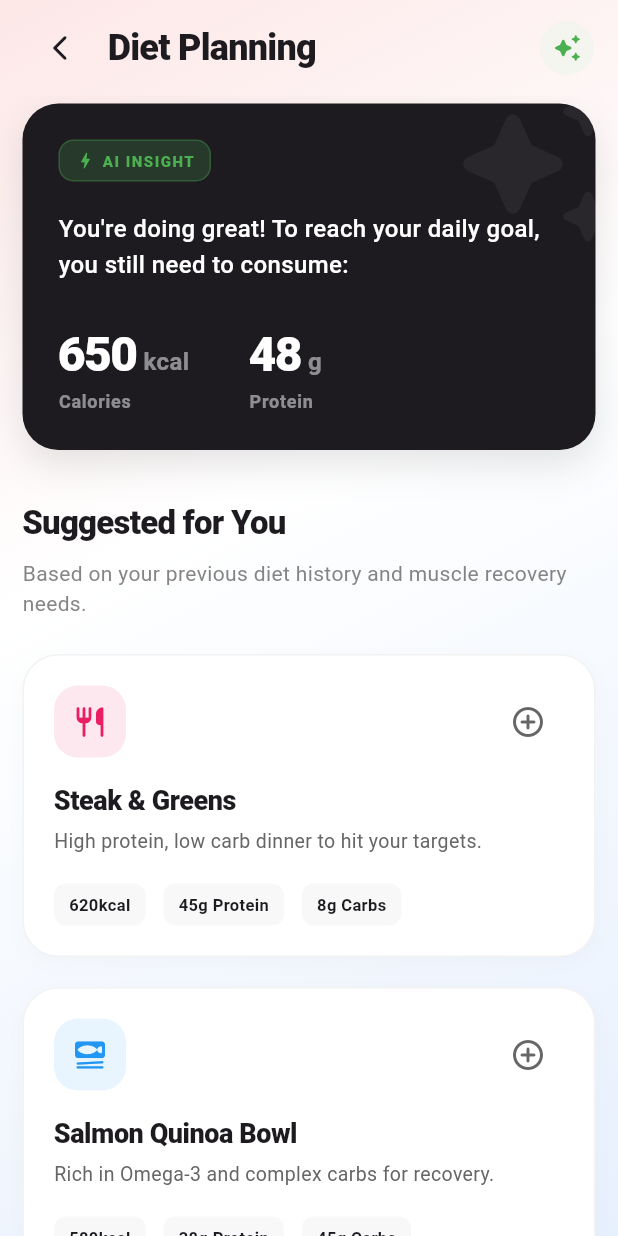
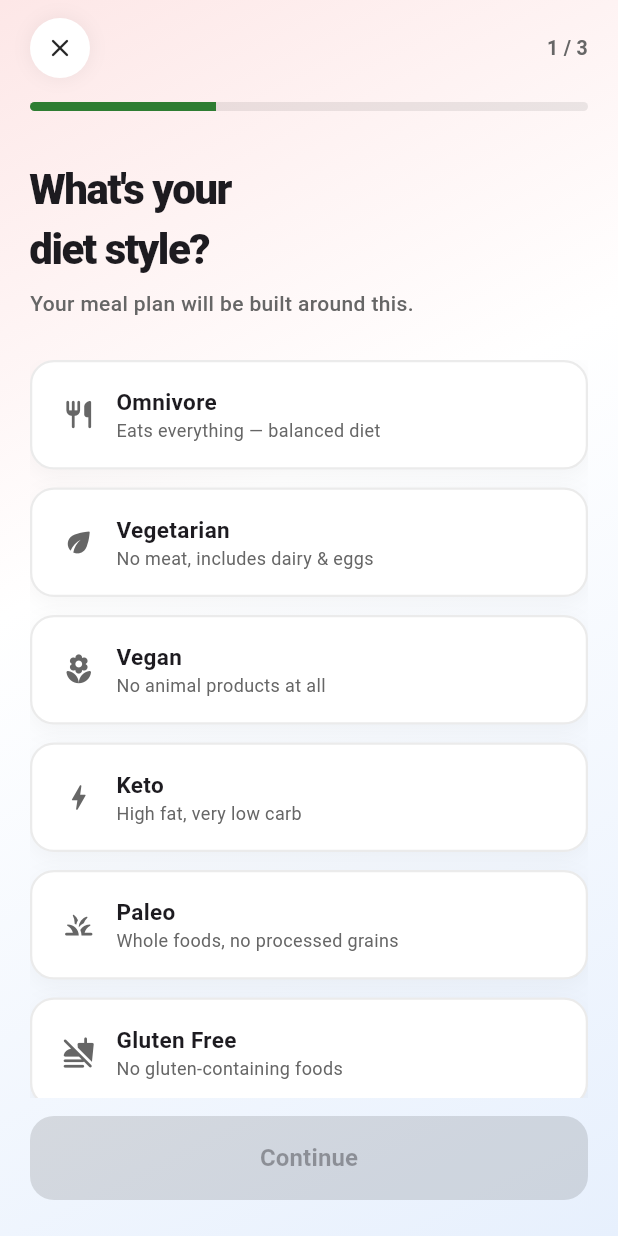
Before and after one commit to sanjaysagar12/ai_heracle_fit, a Flutter app: the DashboardScreen screen opened directly, after a tap on "AI Plan", on a phone screen of 412 x 824 dp. Run offline on Flutter 3.47's test engine with Material 3 defaults, Android fonts, the light colour scheme and no system bars; our stand-ins replace dio, firebase_auth, firebase_core, google_sign_in, shared_preferences; accounts and stored records are empty; network calls fail.

Commit message:
feat: Implement diet preferences screen, model, and service, and introduce an AI cards section.

```diff
--- /dev/null
+++ b/lib/core/models/diet_preferences.dart
@@ -0,0 +1,18 @@
+class DietPreferences {
+  final String
+  dietaryPreference; // vegan | vegetarian | keto | paleo | omnivore | gluten_free
+  final double dailyWaterLitres; // e.g. 2.5
+  final int mealsPerDay; // 2 | 3 | 4 | 5 | 6
+
+  const DietPreferences({
+    required this.dietaryPreference,
+    required this.dailyWaterLitres,
+    required this.mealsPerDay,
+  });
+
+  Map<String, dynamic> toJson() => {
+    'dietaryPreference': dietaryPreference,
+    'dailyWaterLitres': dailyWaterLitres,
+    'mealsPerDay': mealsPerDay,
+  };
+}
--- /dev/null
+++ b/lib/core/services/diet_service.dart
@@ -0,0 +1,42 @@
+import 'dart:convert';
+import 'package:ai_heracle_fit/core/models/diet_preferences.dart';
+import 'package:ai_heracle_fit/core/services/api_client.dart';
+
+class DietService {
+  DietService._();
+  static final DietService instance = DietService._();
+
+  /// GET /api/diet/today
+  /// Returns null when the user has no diet plan yet.
+  Future<Map<String, dynamic>?> fetchTodayDiet() async {
+    try {
+      final response = await ApiClient.instance.get('/api/diet/today');
+      if (response.statusCode == 204 || response.data == null) return null;
+      if (response.statusCode == 200) {
+        final raw = response.data;
+        if (raw is Map) return Map<String, dynamic>.from(raw);
+        if (raw is String) {
+          final decoded = jsonDecode(raw);
+          if (decoded is Map) return Map<String, dynamic>.from(decoded);
+        }
+      }
+    } catch (e) {
+      print('[DietService] fetchTodayDiet error: $e');
+    }
+    return null;
+  }
+
+  /// POST /api/diet/preferences
+  Future<bool> savePreferences(DietPreferences prefs) async {
+    try {
+      final response = await ApiClient.instance.post(
+        '/api/diet/preferences',
+        data: prefs.toJson(),
+      );
+      return response.statusCode == 200 || response.statusCode == 201;
+    } catch (e) {
+      print('[DietService] savePreferences error: $e');
+      return false;
+    }
+  }
+}
--- a/lib/page/dashboard/widgets/ai_cards_section.dart
+++ b/lib/page/dashboard/widgets/ai_cards_section.dart
@@ -1,8 +1,10 @@
 import 'package:flutter/material.dart';
 import 'package:ai_heracle_fit/core/theme.dart';
 import 'package:ai_heracle_fit/core/models/workout_card_data.dart';
+import 'package:ai_heracle_fit/core/services/diet_service.dart';
 import 'package:ai_heracle_fit/core/services/workout_card_service.dart';
 import 'package:ai_heracle_fit/page/diet_planning/diet_planning_screen.dart';
+import 'package:ai_heracle_fit/page/diet_planning/diet_preferences_screen.dart';
 import 'package:ai_heracle_fit/page/set_goal/set_goal_screen.dart';
 import 'package:ai_heracle_fit/page/sleep_coach/sleep_coach_screen.dart';
 
@@ -46,6 +48,29 @@ class _AiCardsSectionState extends State<AiCardsSection> {
     }
   }
 
+  Future<void> _openDietCard(BuildContext context) async {
+    final todayDiet = await DietService.instance.fetchTodayDiet();
+    if (!mounted) return;
+
+    if (todayDiet == null) {
+      // New user — collect preferences first
+      final result = await Navigator.of(context).push<bool>(
+        MaterialPageRoute(builder: (_) => const DietPreferencesScreen()),
+      );
+      // After saving preferences navigate to the diet plan
+      if (result == true && mounted) {
+        Navigator.of(
+          context,
+        ).push(MaterialPageRoute(builder: (_) => const DietPlanningScreen()));
+      }
+    } else {
+      // Returning user — go straight to the diet plan
+      Navigator.of(
+        context,
+      ).push(MaterialPageRoute(builder: (_) => const DietPlanningScreen()));
+    }
+  }
+
   @override
   Widget build(BuildContext context) {
     return Column(
@@ -81,14 +106,7 @@ class _AiCardsSectionState extends State<AiCardsSection> {
               child: Column(
                 children: [
                   InkWell(
-                    onTap: () {
-                      Navigator.push(
-                        context,
-                        MaterialPageRoute(
-                          builder: (context) => const DietPlanningScreen(),
-                        ),
-                      );
-                    },
+                    onTap: () => _openDietCard(context),
                     borderRadius: BorderRadius.circular(26),
                     child: _buildProfessionalSmallCard(
                       title: 'Diet Planning',
--- /dev/null
+++ b/lib/page/diet_planning/diet_preferences_screen.dart
@@ -0,0 +1,554 @@
+import 'package:flutter/material.dart';
+import 'package:ai_heracle_fit/core/theme.dart';
+import 'package:ai_heracle_fit/core/models/diet_preferences.dart';
+import 'package:ai_heracle_fit/core/services/diet_service.dart';
+
+class DietPreferencesScreen extends StatefulWidget {
+  const DietPreferencesScreen({super.key});
+
+  @override
+  State<DietPreferencesScreen> createState() => _DietPreferencesScreenState();
+}
+
+class _DietPreferencesScreenState extends State<DietPreferencesScreen> {
+  final PageController _pageController = PageController();
+  int _currentPage = 0;
+  bool _submitting = false;
+
+  String _dietaryPreference = '';
+  double _dailyWater = 2.5;
+  int _mealsPerDay = 3;
+
+  static const _totalPages = 3;
+
+  bool get _canProceed {
+    switch (_currentPage) {
+      case 0:
+        return _dietaryPreference.isNotEmpty;
+      case 1:
+        return true;
+      case 2:
+        return true;
+      default:
+        return false;
+    }
+  }
+
+  void _next() {
+    if (_currentPage < _totalPages - 1) {
+      _pageController.nextPage(
+        duration: const Duration(milliseconds: 400),
+        curve: Curves.easeInOutCubic,
+      );
+    } else {
+      _submit();
+    }
+  }
+
+  void _back() {
+    if (_currentPage > 0) {
+      _pageController.previousPage(
+        duration: const Duration(milliseconds: 400),
+        curve: Curves.easeInOutCubic,
+      );
+    }
+  }
+
+  Future<void> _submit() async {
+    setState(() => _submitting = true);
+
+    final prefs = DietPreferences(
+      dietaryPreference: _dietaryPreference,
+      dailyWaterLitres: double.parse(_dailyWater.toStringAsFixed(1)),
+      mealsPerDay: _mealsPerDay,
+    );
+
+    final success = await DietService.instance.savePreferences(prefs);
+
+    if (!mounted) return;
+    setState(() => _submitting = false);
+
+    if (success) {
+      Navigator.of(context).pop(true); // signal success to caller
+    } else {
+      ScaffoldMessenger.of(context).showSnackBar(
+        const SnackBar(
+          content: Text('Failed to save diet preferences. Please try again.'),
+          backgroundColor: Colors.redAccent,
+        ),
+      );
+    }
+  }
+
+  @override
+  Widget build(BuildContext context) {
+    return Scaffold(
+      body: Container(
+        decoration: const BoxDecoration(
+          gradient: LinearGradient(
+            begin: Alignment.topLeft,
+            end: Alignment.bottomRight,
+            colors: [HeracleTheme.bgPink, Colors.white, HeracleTheme.bgBlue],
+            stops: [0.0, 0.4, 1.0],
+          ),
+        ),
+        child: SafeArea(
+          child: Column(
+            children: [
+              _buildTopBar(),
+              _buildProgressBar(),
+              const SizedBox(height: 8),
+              Expanded(
+                child: PageView(
+                  controller: _pageController,
+                  physics: const NeverScrollableScrollPhysics(),
+                  onPageChanged: (i) => setState(() => _currentPage = i),
+                  children: [
+                    _buildPage1DietaryPreference(),
+                    _buildPage2Water(),
+                    _buildPage3Meals(),
+                  ],
+                ),
+              ),
+              _buildBottomBar(),
+            ],
+          ),
+        ),
+      ),
+    );
+  }
+
+  // ── Chrome ─────────────────────────────────────────────────────────────────
+  Widget _buildTopBar() => Padding(
+    padding: const EdgeInsets.fromLTRB(20, 12, 20, 0),
+    child: Row(
+      children: [
+        if (_currentPage > 0)
+          _iconBtn(Icons.arrow_back_rounded, _back)
+        else
+          _iconBtn(Icons.close_rounded, () => Navigator.of(context).pop()),
+        const Spacer(),
+        Text(
+          '${_currentPage + 1} / $_totalPages',
+          style: const TextStyle(
+            color: HeracleTheme.textGrey,
+            fontSize: 13,
+            fontWeight: FontWeight.w600,
+          ),
+        ),
+      ],
+    ),
+  );
+
+  Widget _iconBtn(IconData icon, VoidCallback onTap) => GestureDetector(
+    onTap: onTap,
+    child: Container(
+      padding: const EdgeInsets.all(10),
+      decoration: BoxDecoration(
+        color: Colors.white,
+        shape: BoxShape.circle,
+        boxShadow: [
+          BoxShadow(color: Colors.black.withOpacity(0.06), blurRadius: 10),
+        ],
+      ),
+      child: Icon(icon, size: 20),
+    ),
+  );
+
+  Widget _buildProgressBar() => Padding(
+    padding: const EdgeInsets.fromLTRB(20, 16, 20, 0),
+    child: ClipRRect(
+      borderRadius: BorderRadius.circular(4),
+      child: LinearProgressIndicator(
+        value: (_currentPage + 1) / _totalPages,
+        minHeight: 6,
+        backgroundColor: Colors.black.withOpacity(0.08),
+        valueColor: const AlwaysStoppedAnimation<Color>(Color(0xFF2E7D32)),
+      ),
+    ),
+  );
+
+  Widget _buildBottomBar() {
+    final isLast = _currentPage == _totalPages - 1;
+    return Padding(
+      padding: const EdgeInsets.fromLTRB(20, 12, 20, 24),
+      child: SizedBox(
+        width: double.infinity,
+        height: 56,
+        child: ElevatedButton(
+          onPressed: _canProceed && !_submitting ? _next : null,
+          style: ElevatedButton.styleFrom(
+            backgroundColor: const Color(0xFF2E7D32),
+            foregroundColor: Colors.white,
+            disabledBackgroundColor: Colors.black12,
+            shape: RoundedRectangleBorder(
+              borderRadius: BorderRadius.circular(16),
+            ),
+            elevation: 0,
+          ),
+          child: _submitting
+              ? const SizedBox(
+                  width: 22,
+                  height: 22,
+                  child: CircularProgressIndicator(
+                    color: Colors.white,
+                    strokeWidth: 2,
+                  ),
+                )
+              : Text(
+                  isLast ? 'Save Preferences' : 'Continue',
+                  style: const TextStyle(
+                    fontSize: 16,
+                    fontWeight: FontWeight.w700,
+                  ),
+                ),
+        ),
+      ),
+    );
+  }
+
+  // ── Page shell ─────────────────────────────────────────────────────────────
+  Widget _pageShell({
+    required String title,
+    required String subtitle,
+    required Widget child,
+  }) => Padding(
+    padding: const EdgeInsets.fromLTRB(20, 24, 20, 0),
+    child: Column(
+      crossAxisAlignment: CrossAxisAlignment.start,
+      children: [
+        Text(
+          title,
+          style: const TextStyle(
+            fontSize: 28,
+            fontWeight: FontWeight.w900,
+            letterSpacing: -1,
+            color: HeracleTheme.textBlack,
+          ),
+        ),
+        const SizedBox(height: 6),
+        Text(
+          subtitle,
+          style: const TextStyle(
+            fontSize: 14,
+            color: HeracleTheme.textGrey,
+            fontWeight: FontWeight.w500,
+          ),
+        ),
+        const SizedBox(height: 28),
+        Expanded(child: child),
+      ],
+    ),
+  );
+
+  Widget _chip({
+    required String label,
+    required String value,
+    required String selected,
+    required ValueChanged<String> onTap,
+    String? subtitle,
+    IconData? icon,
+  }) {
+    final isSelected = selected == value;
+    return GestureDetector(
+      onTap: () => onTap(value),
+      child: AnimatedContainer(
+        duration: const Duration(milliseconds: 200),
+        margin: const EdgeInsets.only(bottom: 12),
+        padding: const EdgeInsets.symmetric(horizontal: 20, vertical: 16),
+        decoration: BoxDecoration(
+          color: isSelected ? const Color(0xFF1B5E20) : Colors.white,
+          borderRadius: BorderRadius.circular(16),
+          border: Border.all(
+            color: isSelected
+                ? const Color(0xFF1B5E20)
+                : Colors.black.withOpacity(0.08),
+            width: 1.5,
+          ),
+          boxShadow: [
+            BoxShadow(
+              color: Colors.black.withOpacity(isSelected ? 0.12 : 0.04),
+              blurRadius: 12,
+              offset: const Offset(0, 4),
+            ),
+          ],
+        ),
+        child: Row(
+          children: [
+            if (icon != null) ...[
+              Icon(
+                icon,
+                size: 22,
+                color: isSelected ? Colors.white70 : HeracleTheme.textGrey,
+              ),
+              const SizedBox(width: 14),
+            ],
+            Expanded(
+              child: Column(
+                crossAxisAlignment: CrossAxisAlignment.start,
+                children: [
+                  Text(
+                    label,
+                    style: TextStyle(
+                      fontSize: 15,
+                      fontWeight: FontWeight.w700,
+                      color: isSelected ? Colors.white : HeracleTheme.textBlack,
+                    ),
+                  ),
+                  if (subtitle != null)
+                    Text(
+                      subtitle,
+                      style: TextStyle(
+                        fontSize: 12,
+                        color: isSelected
+                            ? Colors.white60
+                            : HeracleTheme.textGrey,
+                      ),
+                    ),
+                ],
+              ),
+            ),
+            if (isSelected)
+              const Icon(
+                Icons.check_circle_rounded,
+                color: Color(0xFFA5D6A7),
+                size: 22,
+              ),
+          ],
+        ),
+      ),
+    );
+  }
+
+  // ── Page 1: Dietary Preference ─────────────────────────────────────────────
+  Widget _buildPage1DietaryPreference() => _pageShell(
+    title: 'What\'s your\ndiet style?',
+    subtitle: 'Your meal plan will be built around this.',
+    child: ListView(
+      children: [
+        _chip(
+          label: 'Omnivore',
+          value: 'omnivore',
+          selected: _dietaryPreference,
+          subtitle: 'Eats everything — balanced diet',
+          icon: Icons.restaurant_rounded,
+          onTap: (v) => setState(() => _dietaryPreference = v),
+        ),
+        _chip(
+          label: 'Vegetarian',
+          value: 'vegetarian',
+          selected: _dietaryPreference,
+          subtitle: 'No meat, includes dairy & eggs',
+          icon: Icons.eco_rounded,
+          onTap: (v) => setState(() => _dietaryPreference = v),
+        ),
+        _chip(
+          label: 'Vegan',
+          value: 'vegan',
+          selected: _dietaryPreference,
+          subtitle: 'No animal products at all',
+          icon: Icons.local_florist_rounded,
+          onTap: (v) => setState(() => _dietaryPreference = v),
+        ),
+        _chip(
+          label: 'Keto',
+          value: 'keto',
+          selected: _dietaryPreference,
+          subtitle: 'High fat, very low carb',
+          icon: Icons.bolt_rounded,
+          onTap: (v) => setState(() => _dietaryPreference = v),
+        ),
+        _chip(
+          label: 'Paleo',
+          value: 'paleo',
+          selected: _dietaryPreference,
+          subtitle: 'Whole foods, no processed grains',
+          icon: Icons.grass_rounded,
+          onTap: (v) => setState(() => _dietaryPreference = v),
+        ),
+        _chip(
+          label: 'Gluten Free',
+          value: 'gluten_free',
+          selected: _dietaryPreference,
+          subtitle: 'No gluten-containing foods',
+          icon: Icons.no_food_rounded,
+          onTap: (v) => setState(() => _dietaryPreference = v),
+        ),
+      ],
+    ),
+  );
+
+  // ── Page 2: Daily Water ────────────────────────────────────────────────────
+  Widget _buildPage2Water() => _pageShell(
+    title: 'Daily water\ngoal?',
+    subtitle: 'Staying hydrated is key to performance.',
+    child: Column(
+      children: [
+        const Spacer(),
+        Row(
+          mainAxisAlignment: MainAxisAlignment.center,
+          crossAxisAlignment: CrossAxisAlignment.end,
+          children: [
+            Text(
+              _dailyWater.toStringAsFixed(1),
+              style: const TextStyle(
+                fontSize: 80,
+                fontWeight: FontWeight.w900,
+                color: HeracleTheme.textBlack,
+                letterSpacing: -4,
+              ),
+            ),
+            const Padding(
+              padding: EdgeInsets.only(bottom: 16),
+              child: Text(
+                '  L',
+                style: TextStyle(
+                  fontSize: 28,
+                  fontWeight: FontWeight.w700,
+                  color: HeracleTheme.textGrey,
+                ),
+              ),
+            ),
+          ],
+        ),
+        const SizedBox(height: 8),
+        // Quick select pills
+        Row(
+          mainAxisAlignment: MainAxisAlignment.center,
+          children: [1.5, 2.0, 2.5, 3.0, 3.5]
+              .map(
+                (v) => GestureDetector(
+                  onTap: () => setState(() => _dailyWater = v),
+                  child: AnimatedContainer(
+                    duration: const Duration(milliseconds: 200),
+                    margin: const EdgeInsets.symmetric(horizontal: 4),
+                    padding: const EdgeInsets.symmetric(
+                      horizontal: 12,
+                      vertical: 8,
+                    ),
+                    decoration: BoxDecoration(
+                      color: _dailyWater == v
+                          ? const Color(0xFF2E7D32)
+                          : Colors.white,
+                      borderRadius: BorderRadius.circular(10),
+                      border: Border.all(
+                        color: _dailyWater == v
+                            ? const Color(0xFF2E7D32)
+                            : Colors.black12,
+                      ),
+                    ),
+                    child: Text(
+                      '${v}L',
+                      style: TextStyle(
+                        fontSize: 13,
+                        fontWeight: FontWeight.w700,
+                        color: _dailyWater == v
+                            ? Colors.white
+                            : HeracleTheme.textGrey,
+                      ),
+                    ),
+                  ),
+                ),
+              )
+              .toList(),
+        ),
+        const SizedBox(height: 24),
+        SliderTheme(
+          data: SliderTheme.of(context).copyWith(
+            activeTrackColor: const Color(0xFF2E7D32),
+            inactiveTrackColor: Colors.black12,
+            thumbColor: const Color(0xFF2E7D32),
+            overlayColor: const Color(0xFF2E7D32).withOpacity(0.1),
+            trackHeight: 6,
+          ),
+          child: Slider(
+            value: _dailyWater,
+            min: 1.0,
+            max: 5.0,
+            divisions: 16,
+            onChanged: (v) => setState(() => _dailyWater = (v * 2).round() / 2),
+          ),
+        ),
+        const Spacer(flex: 2),
+      ],
+    ),
+  );
+
+  // ── Page 3: Meals per Day ──────────────────────────────────────────────────
+  Widget _buildPage3Meals() => _pageShell(
+    title: 'How many meals\nper day?',
+    subtitle: 'We\'ll space your nutrition plan around this.',
+    child: Column(
+      children: [
+        const Spacer(),
+        Text(
+          '$_mealsPerDay',
+          style: const TextStyle(
+            fontSize: 90,
+            fontWeight: FontWeight.w900,
+            color: HeracleTheme.textBlack,
+            letterSpacing: -4,
+          ),
+        ),
+        Text(
+          'meal${_mealsPerDay == 1 ? '' : 's'} per day',
+          style: const TextStyle(
+            fontSize: 16,
+            color: HeracleTheme.textGrey,
+            fontWeight: FontWeight.w600,
+          ),
+        ),
+        const SizedBox(height: 40),
+        Row(
+          mainAxisAlignment: MainAxisAlignment.center,
+          children: [2, 3, 4, 5, 6]
+              .map(
+                (n) => GestureDetector(
+                  onTap: () => setState(() => _mealsPerDay = n),
+                  child: AnimatedContainer(
+                    duration: const Duration(milliseconds: 200),
+                    margin: const EdgeInsets.symmetric(horizontal: 6),
+                    width: 52,
+                    height: 52,
+                    decoration: BoxDecoration(
+                      color: _mealsPerDay == n
+                          ? const Color(0xFF2E7D32)
+                          : Colors.white,
+                      shape: BoxShape.circle,
+                      border: Border.all(
+                        color: _mealsPerDay == n
+                            ? const Color(0xFF2E7D32)
+                            : Colors.black12,
+                        width: 1.5,
+                      ),
+                      boxShadow: [
+                        BoxShadow(
+                          color: Colors.black.withOpacity(
+                            _mealsPerDay == n ? 0.12 : 0.04,
+                          ),
+                          blurRadius: 10,
+                        ),
+                      ],
+                    ),
+                    child: Center(
+                      child: Text(
+                        '$n',
+                        style: TextStyle(
+                          fontSize: 18,
+                          fontWeight: FontWeight.w800,
+                          color: _mealsPerDay == n
+                              ? Colors.white
+                              : HeracleTheme.textBlack,
+                        ),
+                      ),
+                    ),
+                  ),
+                ),
+              )
+              .toList(),
+        ),
+        const Spacer(flex: 2),
+      ],
+    ),
+  );
+}
```
